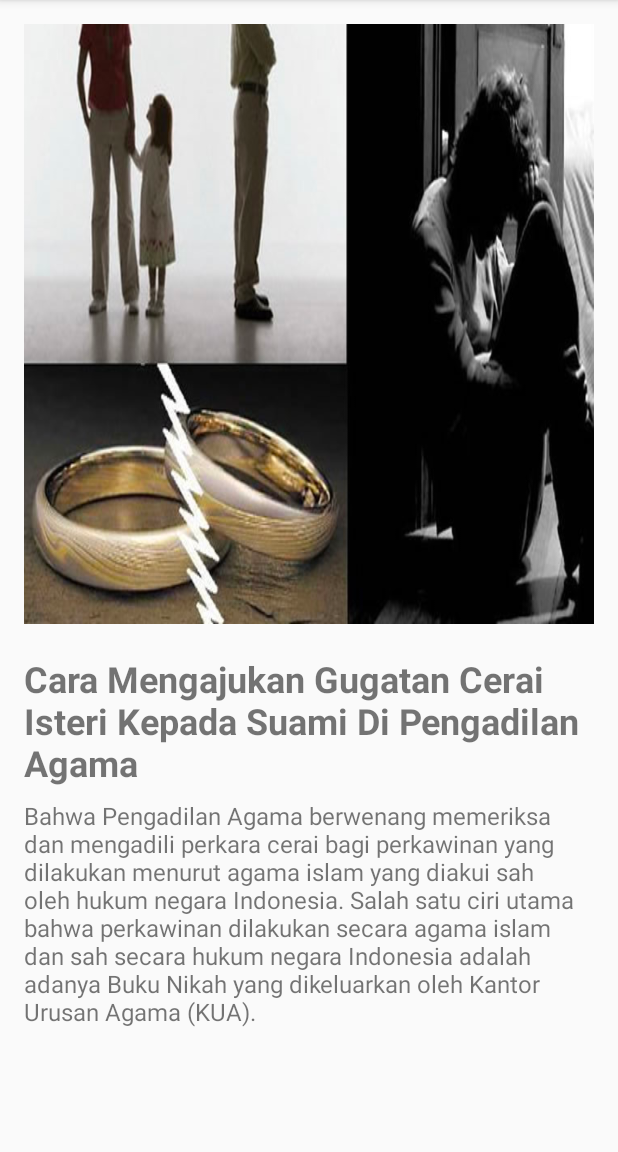
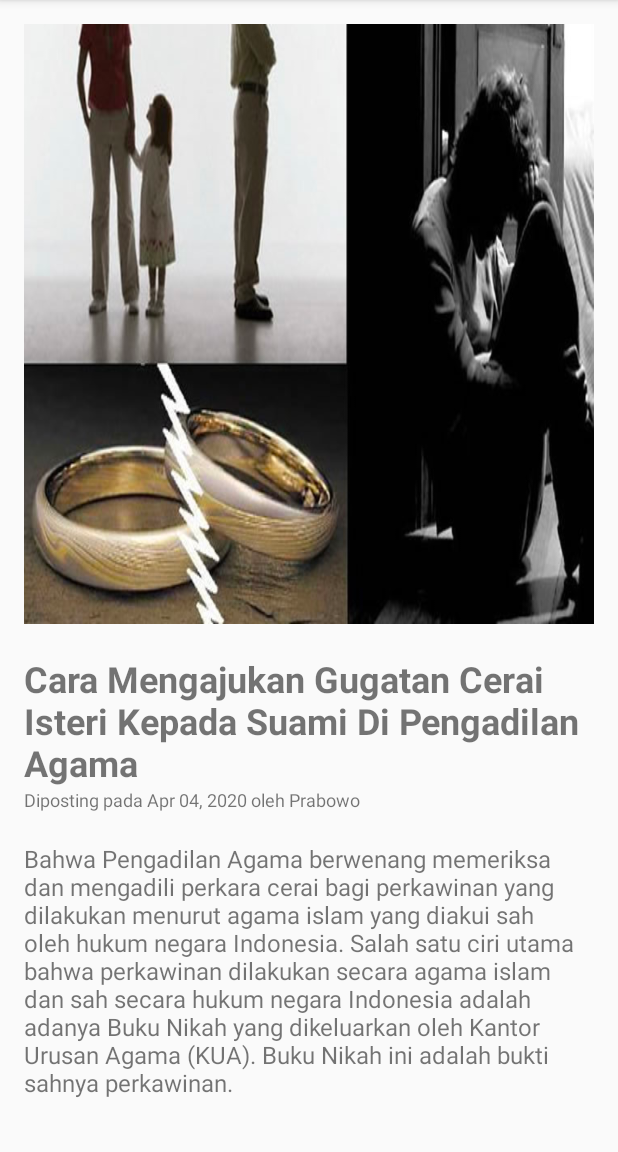
Before and after one commit to IzraelAA/DicodingSubmission, an Android app: the screen it shows after launch (DetailActivity), after a tap on "Cara Mengajukan Gugatan Cerai Isteri Kep", on a phone screen of 412 x 824 dp, the part 84-1236 px from its top. Run offline under Robolectric (Android 15) with nearby library versions, the phone set to English and light mode, and no system bars.

Commit message:
add created at and author on detail page

```diff
--- a/app/src/main/java/com/panca/dicoding_submission/Article.kt
+++ b/app/src/main/java/com/panca/dicoding_submission/Article.kt
@@ -1,7 +1,12 @@
+package com.panca.dicoding_submission
+
 import java.io.Serializable
+import java.util.Date
 
 data class Article(
     val title: String,
     val overview: String,
-    val image: Int
+    val image: Int,
+    val author: String,
+    val date: Date,
 ) : Serializable
--- a/app/src/main/java/com/panca/dicoding_submission/ArticleAdapter.kt
+++ b/app/src/main/java/com/panca/dicoding_submission/ArticleAdapter.kt
@@ -4,6 +4,7 @@ import android.view.ViewGroup
 import android.widget.ImageView
 import android.widget.TextView
 import androidx.recyclerview.widget.RecyclerView
+import com.panca.dicoding_submission.Article
 import com.panca.dicoding_submission.ItemClickListener
 import com.panca.dicoding_submission.R
 
--- a/app/src/main/java/com/panca/dicoding_submission/DetailActivity.kt
+++ b/app/src/main/java/com/panca/dicoding_submission/DetailActivity.kt
@@ -1,15 +1,15 @@
 package com.panca.dicoding_submission
 
-import Article
 import android.annotation.SuppressLint
 import android.os.Bundle
 import android.widget.ImageView
 import android.widget.TextView
 import androidx.appcompat.app.AppCompatActivity
+import java.text.SimpleDateFormat
 
 class DetailActivity : AppCompatActivity() {
 
-    @SuppressLint("MissingInflatedId")
+    @SuppressLint("MissingInflatedId", "SimpleDateFormat", "SetTextI18n")
     override fun onCreate(savedInstanceState: Bundle?) {
         super.onCreate(savedInstanceState)
         setContentView(R.layout.activity_detail)
@@ -19,8 +19,12 @@ class DetailActivity : AppCompatActivity() {
         val titleTextView: TextView = findViewById(R.id.titleDetailTextView)
         val overviewTextView: TextView = findViewById(R.id.overviewDetailTextView)
         val imageDetail: ImageView = findViewById(R.id.imageDetailImageView)
+        val informationDetailTextView: TextView = findViewById(R.id.informationDetailTextView)
         titleTextView.text = article.title
         overviewTextView.text = article.overview
         imageDetail.setImageResource(article.image)
+
+        val dateFormat = SimpleDateFormat("MMM dd, yyyy")
+        informationDetailTextView.text = "Diposting pada ${dateFormat.format(article.date)} oleh ${article.author}"
     }
 }
--- a/app/src/main/java/com/panca/dicoding_submission/MainActivity.kt
+++ b/app/src/main/java/com/panca/dicoding_submission/MainActivity.kt
@@ -1,7 +1,7 @@
 package com.panca.dicoding_submission
 
-import Article
 import ArticleAdapter
+import android.annotation.SuppressLint
 import android.content.Intent
 import android.os.Bundle
 import android.view.Menu
@@ -9,6 +9,7 @@ import android.view.MenuItem
 import androidx.appcompat.app.AppCompatActivity
 import androidx.recyclerview.widget.LinearLayoutManager
 import androidx.recyclerview.widget.RecyclerView
+import java.text.SimpleDateFormat
 
 class MainActivity : AppCompatActivity(), ItemClickListener {
 
@@ -55,83 +56,105 @@ class MainActivity : AppCompatActivity(), ItemClickListener {
     }
 
     // Fungsi untuk menyediakan data contoh
+    @SuppressLint("SimpleDateFormat")
     private fun getSampleArticles(): List<Article> {
         val articles = mutableListOf<Article>()
+
+        val dateFormat = SimpleDateFormat("MMM dd, yyyy")
 
         articles.add(
             Article(
                 "Cara Melaporkan Debt Collector jika melakukan Penarikan Kendaraan Paksa",
-                "Sering kita dapati dalam perjalanan ada beberapa orang atau sekumpulan orang mengawasi jalanan, mengamati motor dan mobil yang lewat, lalu sekali waktu kita dapati juga mereka memberhentikan kendaraan yang menurut mereka cocok dengan sasaran yang mereka cari. Diketahui belakangan bahwa pemilik kendaraan tersebut ternyata menunggak pembayaran angsuran kredit kendaraan yang",
-                R.drawable.article_1
+                "Sering kita dapati dalam perjalanan ada beberapa orang atau sekumpulan orang mengawasi jalanan, mengamati motor dan mobil yang lewat, lalu sekali waktu kita dapati juga mereka memberhentikan kendaraan yang menurut mereka cocok dengan sasaran yang mereka cari. Diketahui belakangan bahwa pemilik kendaraan tersebut ternyata menunggak pembayaran angsuran kredit kendaraan yang dia miliki.",
+                R.drawable.article_1,
+                "Jokowi",
+                dateFormat.parse("Jan 01, 2020")!!
             )
         )
         articles.add(
             Article(
                 "Bank Indonesia sebagai Lender Of The Last Resort dalam Sistem Keuangan Negara",
                 "Lahirnya Bank Indonesia sebagai bank sentral dengan berbagai bentuk, fungsi dan tugas yang demikian kompleks tidak terlepas daripada tujuan pembangunan nasional yaitu dalam rangka mewujudkan masyarakat adil dan makmur berdasarkan Pancasila dan Undang-Undang Dasar Tahun 1945.Kedudukan Bank Indonesia sebagai lender of the last resort sebelum lahirnya Undang-Undang No.9 Tahun 2016",
-                R.drawable.article_2
+                R.drawable.article_2,
+                "Panca",
+                dateFormat.parse("Feb 02, 2020")!!
             )
         )
         articles.add(
             Article(
                 "Unpaid Leave atau Cuti Tak Dibayar pada Karyawan dimasa Pandemic",
-                "Selain bahaya pada kesehatan, Pandemic juga berdampak pada sektor-sektor lain salah satunya adalah pada sektor ekonomi industri yang mana didalamnya bergantung hajat hidup orang banyak sebagai Buruh / Karyawan. Pada masa Pandemic Covid-19 ini, tercatat lebih dari 1.9 Juta tenaga kerja diputus hubungan kerjanya oleh perusahaan dimana dia bekerja, mayoritas",
-                R.drawable.article_3
+                "Selain bahaya pada kesehatan, Pandemic juga berdampak pada sektor-sektor lain salah satunya adalah pada sektor ekonomi industri yang mana didalamnya bergantung hajat hidup orang banyak sebagai Buruh / Karyawan. Pada masa Pandemic Covid-19 ini, tercatat lebih dari 1.9 Juta tenaga kerja diputus hubungan kerjanya oleh perusahaan dimana dia bekerja, mayoritas adalah perusahaa kecil menengah.",
+                R.drawable.article_3,
+                "Adnan",
+                dateFormat.parse("Mar 03, 2020")!!
             )
         )
         articles.add(
             Article(
                 "Cara Mengajukan Gugatan Cerai Isteri Kepada Suami Di Pengadilan Agama",
-                "Bahwa Pengadilan Agama berwenang memeriksa dan mengadili perkara cerai bagi perkawinan yang dilakukan menurut agama islam yang diakui sah oleh hukum negara Indonesia. Salah satu ciri utama bahwa perkawinan dilakukan secara agama islam dan sah secara hukum negara Indonesia adalah adanya Buku Nikah yang dikeluarkan oleh Kantor Urusan Agama (KUA).",
-                R.drawable.article_4
+                "Bahwa Pengadilan Agama berwenang memeriksa dan mengadili perkara cerai bagi perkawinan yang dilakukan menurut agama islam yang diakui sah oleh hukum negara Indonesia. Salah satu ciri utama bahwa perkawinan dilakukan secara agama islam dan sah secara hukum negara Indonesia adalah adanya Buku Nikah yang dikeluarkan oleh Kantor Urusan Agama (KUA). Buku Nikah ini adalah bukti sahnya perkawinan.",
+                R.drawable.article_4,
+                "Prabowo",
+                dateFormat.parse("Apr 04, 2020")!!
             )
         )
         articles.add(
             Article(
                 "Tindak Pidana Lingkungan Hidup Yang Mengancam Perusahaan",
-                "Sesuai dengan Undang – undang No.32 tahun 2009 yang di maksud dengan Lingkungan hidup adalah kesatuan ruang dengan semua benda, daya, keadaan, dan makhluk hidup, termasuk manusia dan perilakunya, yang mempengaruhi alam itu sendiri, kelangsungan perikehidupan, dan kesejahteraan manusia serta makhluk hidup lain. Tujuan dibentuknya Undang-undang tersebut adalah untuk menciptakan",
-                R.drawable.article_5
+                "Sesuai dengan Undang – undang No.32 tahun 2009 yang di maksud dengan Lingkungan hidup adalah kesatuan ruang dengan semua benda, daya, keadaan, dan makhluk hidup, termasuk manusia dan perilakunya, yang mempengaruhi alam itu sendiri, kelangsungan perikehidupan, dan kesejahteraan manusia serta makhluk hidup lain. Tujuan dibentuknya Undang-undang tersebut adalah untuk menciptakan pembangunan yang berkelanjutan.",
+                R.drawable.article_5,
+                "Anies",
+                dateFormat.parse("May 05, 2020")!!
             )
         )
         articles.add(
             Article(
                 "Pencemaran Nama Baik Lewat Media Sosial Internet",
-                "Akhir-akhir ini marak kasus-kasus hukum yang berhubungan dengan Tehnologi yaitu Internet dan Media Sosial, termasuk kasus pencemaran nama baik lewat media sosial internet. Bahkan bisa dikatakan hampir setiap hari sebenarnya terjadi kasus serupa, yang hal ini disebabakan semakin bebasnya masyarakat dalam mengekpresikan pendapatnya melalui internet dalam hal ini media sosial.",
-                R.drawable.article_6
+                "Akhir-akhir ini marak kasus-kasus hukum yang berhubungan dengan Tehnologi yaitu Internet dan Media Sosial, termasuk kasus pencemaran nama baik lewat media sosial internet. Bahkan bisa dikatakan hampir setiap hari sebenarnya terjadi kasus serupa, yang hal ini disebabakan semakin bebasnya masyarakat dalam mengekpresikan pendapatnya melalui internet dalam hal ini media sosial. Dalam hal ini masyarakat semakin bebas dalam menyampaikan pendapatnya, namun tidak jarang juga masyarakat yang menyalahgunakan kebebasan tersebut.",
+                R.drawable.article_6,
+                "Ganjar",
+                dateFormat.parse("Jun 06, 2020")!!
             )
         )
         articles.add(
             Article(
                 "Cara Mengajukan Gugatan Cerai Talak Suami kepada Isterinya di Pengadilan Agama",
-                "Bahwa gugatan cerai dapat diajukan baik oleh Suami kepada Isterinya maupun oleh Isteri kepada Suaminya. Gugatan yang diajukan suami kepada Isterinya disebut dengan Permohonan Cerai Talak, yang dalam membuat Gugatan / Permohonan, Suami berkedudukan menjadi Pemohon dan Isteri berkedudukan menjadi Termohon. Cara mengajukan gugatan cerai talak suami kepada isterinya adalah",
-                R.drawable.article_7
+                "Bahwa gugatan cerai dapat diajukan baik oleh Suami kepada Isterinya maupun oleh Isteri kepada Suaminya. Gugatan yang diajukan suami kepada Isterinya disebut dengan Permohonan Cerai Talak, yang dalam membuat Gugatan / Permohonan, Suami berkedudukan menjadi Pemohon dan Isteri berkedudukan menjadi Termohon. Cara mengajukan gugatan cerai talak suami kepada isterinya adalah sebagai berikut : \n1. Membuat Permohonan Cerai Talak di Pengadilan Agama yang wilayah hukumnya sesuai dengan tempat tinggal Isteri. \n2. Membuat Surat Kuasa Khusus kepada Pengacara yang akan mewakili Suami dalam mengajukan Gugatan Cerai Talak. \n3. Membuat Surat Kuasa Khusus kepada Pengacara yang akan mewakili Suami dalam menghadiri Sidang Pengadilan Agama. \n4. Membuat Surat Kuasa Khusus kepada Pengacara yang akan mewakili Suami dalam menghadiri Sidang Pengadilan Agama. \n5. Membuat Surat Kuasa Khusus kepada Pengacara yang akan mewakili Suami dalam menghadiri Sidang Pengadilan Agama.",
+                R.drawable.article_7,
+                "Cipung",
+                dateFormat.parse("Jul 07, 2020")!!
             )
         )
         articles.add(
             Article(
                 "Mempekerjakan Anak Dibawah Umur Bisa Dipidana",
-                "Undang-undang Ketenagakerjaan pasal 68 menegaskan bahwa Pengusaha dilarang memperkerjakan anak dibawah umur, yang berdasarkan ketentuan adalah anak yang usianya dibawah 18 tahun. Ancaman bagi pengusaha atau perusahaan yang masih mempekerjakan anak yang belum berusia 18 tahun adalah pidana penjara paling singkat 1 tahun dan paling lama 4 tahun dan/atau denda",
-                R.drawable.article_8
+                "Undang-undang Ketenagakerjaan pasal 68 menegaskan bahwa Pengusaha dilarang memperkerjakan anak dibawah umur, yang berdasarkan ketentuan adalah anak yang usianya dibawah 18 tahun. Ancaman bagi pengusaha atau perusahaan yang masih mempekerjakan anak yang belum berusia 18 tahun adalah pidana penjara paling singkat 1 tahun dan paling lama 4 tahun dan/atau denda paling sedikit Rp.100.000.000,00 (seratus juta rupiah) dan paling banyak Rp.400.000.000,00 (empat ratus juta rupiah).",
+                R.drawable.article_8,
+                "Rocky Gerung",
+                dateFormat.parse("Aug 08, 2020")!!
             )
         )
-
-
         articles.add(
             Article(
                 "Hak Pasien atas Isi Rekam Medis Kedokteran",
-                "Rekam medis adalah berkas yang berisikan catatan dan dokumen tentang identitas pasien, pemeriksaan, pengobatan, tindakan, dan pelayanan lain yang telah diberikan oleh rumah sakit dan/atau dokter kepada pasien. (penjelasan Pasal 46 ayat (1) UU Praktik Kedokteran). Oleh karenanya hak pasien atas isi rekam medis kedokteran dilindungi hukum. Kewajiban membuat rekam medis atas",
-                R.drawable.article_9
+                "Rekam medis adalah berkas yang berisikan catatan dan dokumen tentang identitas pasien, pemeriksaan, pengobatan, tindakan, dan pelayanan lain yang telah diberikan oleh rumah sakit dan/atau dokter kepada pasien. (penjelasan Pasal 46 ayat (1) UU Praktik Kedokteran). Oleh karenanya hak pasien atas isi rekam medis kedokteran dilindungi hukum. Kewajiban membuat rekam medis atas pasien adalah kewajiban dokter dan rumah sakit. Pasien berhak atas isi rekam medis kedokteran yang dibuat oleh dokter dan rumah sakit. Pasien berhak atas isi rekam medis kedokteran yang dibuat oleh dokter dan rumah sakit. Pasien berhak atas isi rekam medis kedokteran yang dibuat oleh dokter dan rumah sakit. Pasien berhak atas isi rekam medis kedokteran yang dibuat oleh dokter dan rumah sakit. Pasien berhak atas isi rekam medis kedokteran yang dibuat oleh dokter dan rumah sakit. Pasien berhak atas isi rekam medis kedokteran yang dibuat oleh dokter dan rumah sakit.",
+                R.drawable.article_9,
+                "Adi",
+                dateFormat.parse("Sep 09, 2020")!!
             )
         )
         articles.add(
             Article(
                 "Akibat Hukum jika Anggota CV Meninggal Dunia",
-                "Perusahaan di Indonesia dapat berbentuk perorangan, CV, Perseroan Terbatas, BUMN, dan lain sebagainya. Commanditaire vennootschap atau Persekutuan Komanditer atau CV merupakan persekutuan yang didirikan oleh dua orang atau lebih, yang mana salah satu pihak bertindak sebagai sekutu pasif / komanditer atau sekutu pelepas uang dan sekutu lainnya bertindak untuk melakukan pengurusan",
-                R.drawable.article_10
+                "Perusahaan di Indonesia dapat berbentuk perorangan, CV, Perseroan Terbatas, BUMN, dan lain sebagainya. Commanditaire vennootschap atau Persekutuan Komanditer atau CV merupakan persekutuan yang didirikan oleh dua orang atau lebih, yang mana salah satu pihak bertindak sebagai sekutu pasif / komanditer atau sekutu pelepas uang dan sekutu lainnya bertindak untuk melakukan pengurusan perusahaan dan bertanggung jawab secara penuh atas hutang-hutang perusahaan. Dalam CV, sekutu aktif atau sekutu pengurusan bertanggung jawab secara penuh atas hutang-hutang perusahaan, sedangkan sekutu pasif atau sekutu pelepas uang hanya bertanggung jawab sebatas jumlah uang yang disetornya.",
+                R.drawable.article_10,
+                "alif",
+                dateFormat.parse("Oct 10, 2020")!!
             )
         )
 
         return articles
     }
 
+
 }
--- a/app/src/main/res/layout/activity_detail.xml
+++ b/app/src/main/res/layout/activity_detail.xml
@@ -22,13 +22,20 @@
                 android:layout_marginBottom="20dp"
                 android:importantForAccessibility="no"
                 android:scaleType="fitXY" />
+
             <TextView
                 android:id="@+id/titleDetailTextView"
                 android:layout_width="match_parent"
                 android:layout_height="wrap_content"
                 android:textSize="24sp"
                 android:textStyle="bold" />
-
+            <TextView
+                android:layout_width="match_parent"
+                android:layout_height="wrap_content"
+                android:id="@+id/informationDetailTextView"
+                android:textSize="12sp"
+                android:layout_marginBottom="12dp"
+                android:textStyle="normal"/>
             <TextView
                 android:id="@+id/overviewDetailTextView"
                 android:layout_width="match_parent"
```
Also changed, not shown: app/src/main/res/mipmap-hdpi/ic_launcher_foreground.webp (deleted), app/src/main/res/mipmap-mdpi/ic_launcher_foreground.webp (deleted), app/src/main/res/mipmap-xhdpi/ic_launcher_foreground.webp (deleted), app/src/main/res/mipmap-xxhdpi/ic_launcher_foreground.webp (deleted), app/src/main/res/mipmap-xxxhdpi/ic_launcher_foreground.webp (deleted).
